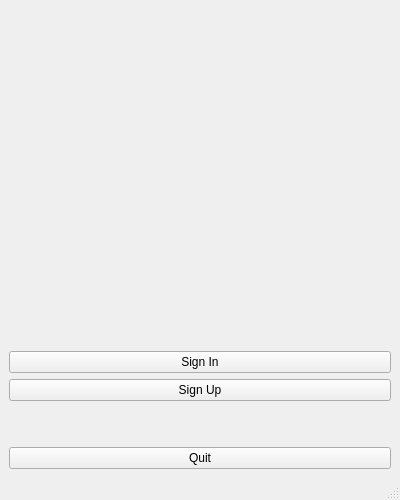
TheDoom-IT/GraphicalUserInterfacesProjects, file Project1/Blog/initialwindow.ui: the form before one commit.
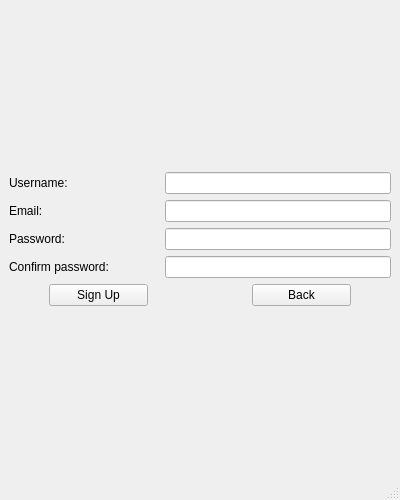
The form after the commit. Icons and pictures are not drawn.

Commit message: Set login and register views as pages of a initial window

Diff of the .ui file:
```diff
--- a/Project1/Blog/initialwindow.ui
+++ b/Project1/Blog/initialwindow.ui
@@ -14,11 +14,45 @@
    <string>Blog</string>
   </property>
   <widget class="QWidget" name="centralwidget">
-   <layout class="QVBoxLayout" name="verticalLayout_2">
+   <property name="sizePolicy">
+    <sizepolicy hsizetype="Maximum" vsizetype="Maximum">
+     <horstretch>0</horstretch>
+     <verstretch>0</verstretch>
+    </sizepolicy>
+   </property>
+   <layout class="QHBoxLayout" name="horizontalLayout_2">
+    <property name="spacing">
+     <number>0</number>
+    </property>
+    <property name="leftMargin">
+     <number>0</number>
+    </property>
+    <property name="topMargin">
+     <number>0</number>
+    </property>
+    <property name="rightMargin">
+     <number>0</number>
+    </property>
+    <property name="bottomMargin">
+     <number>0</number>
+    </property>
     <item>
+     <widget class="QStackedWidget" name="stackedWidget">
+      <property name="currentIndex">
+       <number>2</number>
+      </property>
+      <widget class="QWidget" name="initialPage">
+       <property name="sizePolicy">
+        <sizepolicy hsizetype="Maximum" vsizetype="Maximum">
+         <horstretch>0</horstretch>
+         <verstretch>0</verstretch>
+        </sizepolicy>
+       </property>
      <layout class="QVBoxLayout" name="verticalLayout_3">
       <item>
-       <spacer name="verticalSpacer_3">
+         <layout class="QVBoxLayout" name="verticalLayout">
+          <item>
+           <spacer name="verticalSpacer">
         <property name="orientation">
          <enum>Qt::Vertical</enum>
         </property>
@@ -35,11 +69,8 @@
       </item>
       <item>
        <widget class="QLabel" name="label">
-        <property name="enabled">
-         <bool>true</bool>
-        </property>
         <property name="sizePolicy">
-         <sizepolicy hsizetype="Expanding" vsizetype="Expanding">
+             <sizepolicy hsizetype="Minimum" vsizetype="Minimum">
           <horstretch>0</horstretch>
           <verstretch>0</verstretch>
          </sizepolicy>
@@ -77,45 +108,281 @@
      </layout>
     </item>
     <item>
-     <layout class="QVBoxLayout" name="verticalLayout">
+         <layout class="QVBoxLayout" name="verticalLayout_2">
       <item>
-       <widget class="QPushButton" name="loginBtn">
+           <widget class="QPushButton" name="signInBtn">
         <property name="text">
          <string>Sign In</string>
         </property>
        </widget>
       </item>
       <item>
-       <widget class="QPushButton" name="singUpBtn">
+           <widget class="QPushButton" name="signUpBtn">
         <property name="text">
          <string>Sign Up</string>
         </property>
        </widget>
       </item>
       <item>
-       <spacer name="verticalSpacer">
+           <widget class="QPushButton" name="exitBtn">
+            <property name="text">
+             <string>Exit</string>
+            </property>
+           </widget>
+          </item>
+         </layout>
+        </item>
+       </layout>
+      </widget>
+      <widget class="QWidget" name="logInPage">
+       <widget class="QWidget" name="verticalLayoutWidget">
+        <property name="geometry">
+         <rect>
+          <x>110</x>
+          <y>180</y>
+          <width>160</width>
+          <height>166</height>
+         </rect>
+        </property>
+        <layout class="QVBoxLayout" name="verticalLayout_4">
+         <item>
+          <widget class="QLabel" name="label_2">
+           <property name="layoutDirection">
+            <enum>Qt::LeftToRight</enum>
+           </property>
+           <property name="text">
+            <string>Username</string>
+           </property>
+           <property name="alignment">
+            <set>Qt::AlignCenter</set>
+           </property>
+          </widget>
+         </item>
+         <item>
+          <widget class="QLineEdit" name="loginUsernameText"/>
+         </item>
+         <item>
+          <widget class="QLabel" name="label_3">
+           <property name="text">
+            <string>Password</string>
+           </property>
+           <property name="alignment">
+            <set>Qt::AlignCenter</set>
+           </property>
+          </widget>
+         </item>
+         <item>
+          <widget class="QLineEdit" name="loginPasswdText"/>
+         </item>
+         <item>
+          <widget class="QPushButton" name="loginSignInBtn">
+           <property name="text">
+            <string>Sign In</string>
+           </property>
+          </widget>
+         </item>
+         <item>
+          <widget class="QPushButton" name="loginBackBtn">
+           <property name="text">
+            <string>Back</string>
+           </property>
+          </widget>
+         </item>
+        </layout>
+       </widget>
+      </widget>
+      <widget class="QWidget" name="registerPage">
+       <layout class="QVBoxLayout" name="verticalLayout_16">
+        <item>
+         <layout class="QVBoxLayout" name="verticalLayout_5">
+          <item>
+           <layout class="QHBoxLayout" name="horizontalLayout_22">
+            <item>
+             <widget class="QLabel" name="label_26">
+              <property name="sizePolicy">
+               <sizepolicy hsizetype="Preferred" vsizetype="Preferred">
+                <horstretch>0</horstretch>
+                <verstretch>0</verstretch>
+               </sizepolicy>
+              </property>
+              <property name="minimumSize">
+               <size>
+                <width>150</width>
+                <height>0</height>
+               </size>
+              </property>
+              <property name="layoutDirection">
+               <enum>Qt::LeftToRight</enum>
+              </property>
+              <property name="text">
+               <string>Username:</string>
+              </property>
+              <property name="alignment">
+               <set>Qt::AlignLeading|Qt::AlignLeft|Qt::AlignVCenter</set>
+              </property>
+             </widget>
+            </item>
+            <item>
+             <widget class="QLineEdit" name="rgsUsernameText">
+              <property name="sizePolicy">
+               <sizepolicy hsizetype="Expanding" vsizetype="Fixed">
+                <horstretch>0</horstretch>
+                <verstretch>0</verstretch>
+               </sizepolicy>
+              </property>
+             </widget>
+            </item>
+           </layout>
+          </item>
+          <item>
+           <layout class="QHBoxLayout" name="horizontalLayout_24">
+            <item>
+             <widget class="QLabel" name="label_28">
+              <property name="minimumSize">
+               <size>
+                <width>150</width>
+                <height>0</height>
+               </size>
+              </property>
+              <property name="text">
+               <string>Email:</string>
+              </property>
+              <property name="alignment">
+               <set>Qt::AlignLeading|Qt::AlignLeft|Qt::AlignVCenter</set>
+              </property>
+             </widget>
+            </item>
+            <item>
+             <widget class="QLineEdit" name="rgsEmailText"/>
+            </item>
+           </layout>
+          </item>
+          <item>
+           <layout class="QHBoxLayout" name="horizontalLayout_23">
+            <item>
+             <widget class="QLabel" name="label_27">
+              <property name="minimumSize">
+               <size>
+                <width>150</width>
+                <height>0</height>
+               </size>
+              </property>
+              <property name="text">
+               <string>Password:</string>
+              </property>
+              <property name="alignment">
+               <set>Qt::AlignLeading|Qt::AlignLeft|Qt::AlignVCenter</set>
+              </property>
+             </widget>
+            </item>
+            <item>
+             <widget class="QLineEdit" name="rgsPasswdText"/>
+            </item>
+           </layout>
+          </item>
+          <item>
+           <layout class="QHBoxLayout" name="horizontalLayout_26">
+            <item>
+             <widget class="QLabel" name="label_29">
+              <property name="minimumSize">
+               <size>
+                <width>150</width>
+                <height>0</height>
+               </size>
+              </property>
+              <property name="text">
+               <string>Confirm password:</string>
+              </property>
+              <property name="alignment">
+               <set>Qt::AlignLeading|Qt::AlignLeft|Qt::AlignVCenter</set>
+              </property>
+             </widget>
+            </item>
+            <item>
+             <widget class="QLineEdit" name="rgsConfPasswdText"/>
+            </item>
+           </layout>
+          </item>
+          <item>
+           <layout class="QHBoxLayout" name="horizontalLayout_25">
+            <item>
+             <spacer name="horizontalSpacer_13">
         <property name="orientation">
-         <enum>Qt::Vertical</enum>
+               <enum>Qt::Horizontal</enum>
         </property>
         <property name="sizeType">
          <enum>QSizePolicy::Minimum</enum>
         </property>
         <property name="sizeHint" stdset="0">
          <size>
-          <width>20</width>
-          <height>40</height>
+                <width>40</width>
+                <height>20</height>
          </size>
         </property>
        </spacer>
       </item>
       <item>
-       <widget class="QPushButton" name="quitBtn">
+             <widget class="QPushButton" name="rgsSignUpBtn">
+              <property name="sizePolicy">
+               <sizepolicy hsizetype="Expanding" vsizetype="Fixed">
+                <horstretch>0</horstretch>
+                <verstretch>0</verstretch>
+               </sizepolicy>
+              </property>
         <property name="text">
-         <string>Quit</string>
+               <string>Sign Up</string>
         </property>
        </widget>
       </item>
-     </layout>
+            <item>
+             <spacer name="horizontalSpacer_14">
+              <property name="orientation">
+               <enum>Qt::Horizontal</enum>
+              </property>
+              <property name="sizeHint" stdset="0">
+               <size>
+                <width>40</width>
+                <height>20</height>
+               </size>
+              </property>
+             </spacer>
+            </item>
+            <item>
+             <widget class="QPushButton" name="rgsBackBtn">
+              <property name="sizePolicy">
+               <sizepolicy hsizetype="Expanding" vsizetype="Fixed">
+                <horstretch>0</horstretch>
+                <verstretch>0</verstretch>
+               </sizepolicy>
+              </property>
+              <property name="text">
+               <string>Back</string>
+              </property>
+             </widget>
+            </item>
+            <item>
+             <spacer name="horizontalSpacer_15">
+              <property name="orientation">
+               <enum>Qt::Horizontal</enum>
+              </property>
+              <property name="sizeType">
+               <enum>QSizePolicy::Minimum</enum>
+              </property>
+              <property name="sizeHint" stdset="0">
+               <size>
+                <width>40</width>
+                <height>20</height>
+               </size>
+              </property>
+             </spacer>
+            </item>
+           </layout>
+          </item>
+         </layout>
+        </item>
+       </layout>
+      </widget>
+     </widget>
     </item>
    </layout>
   </widget>
```
Left out of the diff: 10 changed lines with no effect on the pictures. Lines whose indentation alone changed are shown as unchanged. The commit also changes 16 other files.
